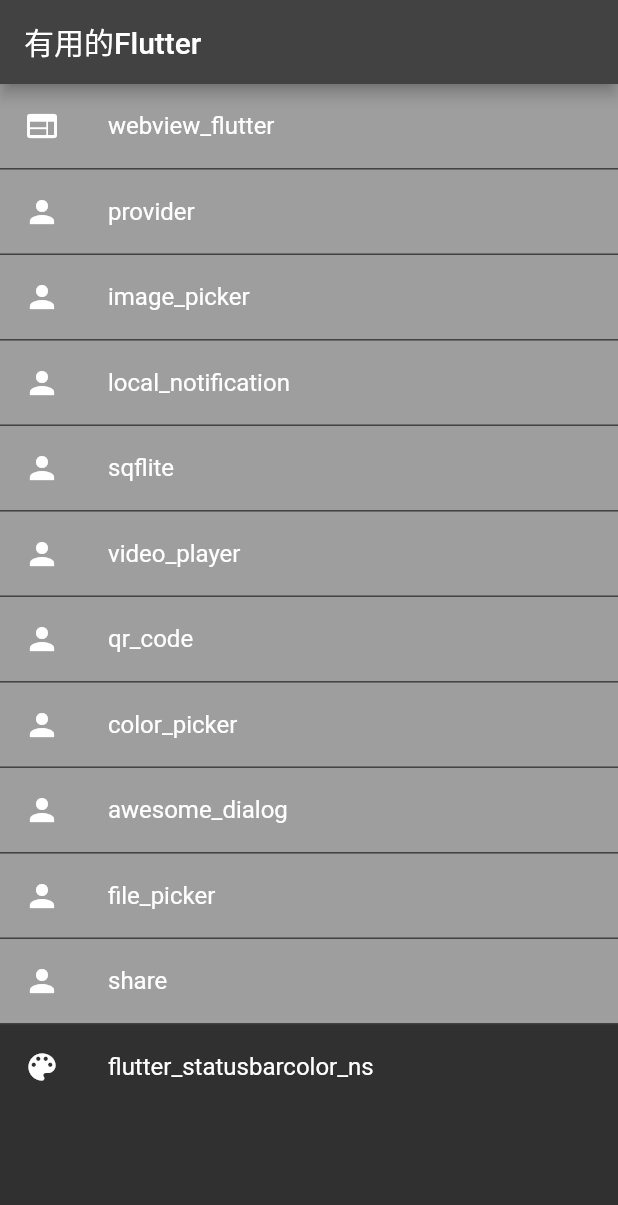
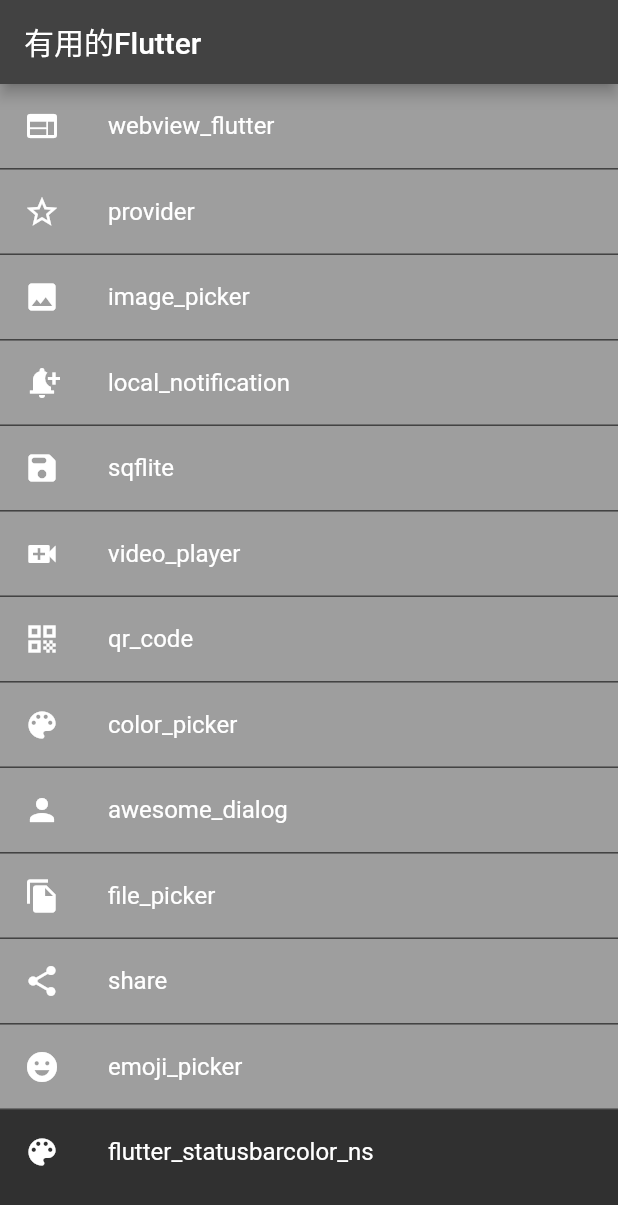
Before and after one commit to jielyu/flutter_demos, a Flutter app: the screen it shows after launch, on a phone screen of 412 x 824 dp. Shown: the top 1205 px of the screen. Run offline on Flutter 3.47's test engine with Material 2 defaults, Android fonts, the phone set to English and light mode, and no system bars; our stand-ins replace auto_size_text, awesome_dialog, badges, emoji_picker_flutter, file_picker, flutter_colorpicker and 8 more; missing offline and left inert: flutter_math_fork, flutter_share, flutter_statusbarcolor_ns, qr_code_scanner; accounts and stored records are empty.

Commit message:
feat(flutter_package_s01): 增加emoji_picker

```diff
--- a/flutter_package_s01/lib/main.dart
+++ b/flutter_package_s01/lib/main.dart
@@ -4,6 +4,7 @@
 import 'package:flutter/material.dart';
 import 'package:flutter/services.dart';
 import 'package:flutter_local_notifications/flutter_local_notifications.dart';
+import 'package:flutter_package_s01/emoji_picker_page.dart';
 import 'package:flutter_statusbarcolor_ns/flutter_statusbarcolor_ns.dart';
 import 'package:rxdart/subjects.dart';
 
@@ -38,6 +39,7 @@
     "/awesome_dialog": (context) => const AwesomeDialogPage(),
     "/file_picker": (context) => const FilePickerPage(),
     "/share": (context) => const SharePage(),
+    "/emoji_picker": (context) => const EmojiPickerPage(),
   };
   MyApp({Key? key}) : super(key: key);
 
@@ -90,16 +92,17 @@
       body: ListView(
         children: [
           _buildListItem("webview_flutter", Icons.web),
-          _buildListItem("provider", Icons.person),
-          _buildListItem("image_picker", Icons.person),
-          _buildListItem("local_notification", Icons.person),
-          _buildListItem("sqflite", Icons.person),
-          _buildListItem("video_player", Icons.person),
-          _buildListItem("qr_code", Icons.person),
-          _buildListItem("color_picker", Icons.person),
+          _buildListItem("provider", Icons.star_outline_sharp),
+          _buildListItem("image_picker", Icons.image),
+          _buildListItem("local_notification", Icons.notification_add),
+          _buildListItem("sqflite", Icons.save_rounded),
+          _buildListItem("video_player", Icons.video_call),
+          _buildListItem("qr_code", Icons.qr_code),
+          _buildListItem("color_picker", Icons.color_lens),
           _buildListItem("awesome_dialog", Icons.person),
-          _buildListItem("file_picker", Icons.person),
-          _buildListItem("share", Icons.person),
+          _buildListItem("file_picker", Icons.file_copy),
+          _buildListItem("share", Icons.share),
+          _buildListItem("emoji_picker", Icons.emoji_emotions),
           ListTile(
             leading: const Icon(Icons.color_lens),
             title: const Text("flutter_statusbarcolor_ns"),
--- a/flutter_package_s01/pubspec.yaml
+++ b/flutter_package_s01/pubspec.yaml
@@ -49,6 +49,7 @@
   awesome_dialog: ^2.1.2
   file_picker: ^4.5.1
   flutter_share: ^2.0.0
+  emoji_picker_flutter: ^1.1.2
 
 dev_dependencies:
   flutter_test:
```
Also changed, not shown: flutter_package_s01/lib/emoji_picker_page.dart (added, +146 -0 lines), flutter_package_s01/pubspec.lock, 2 other files.
